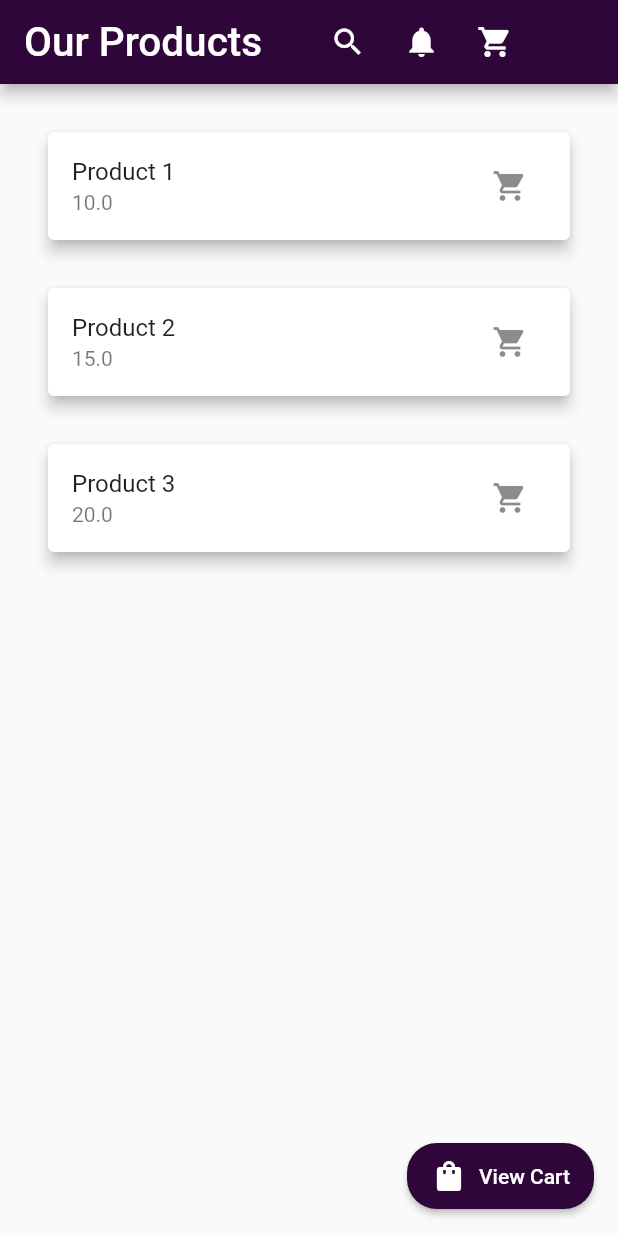
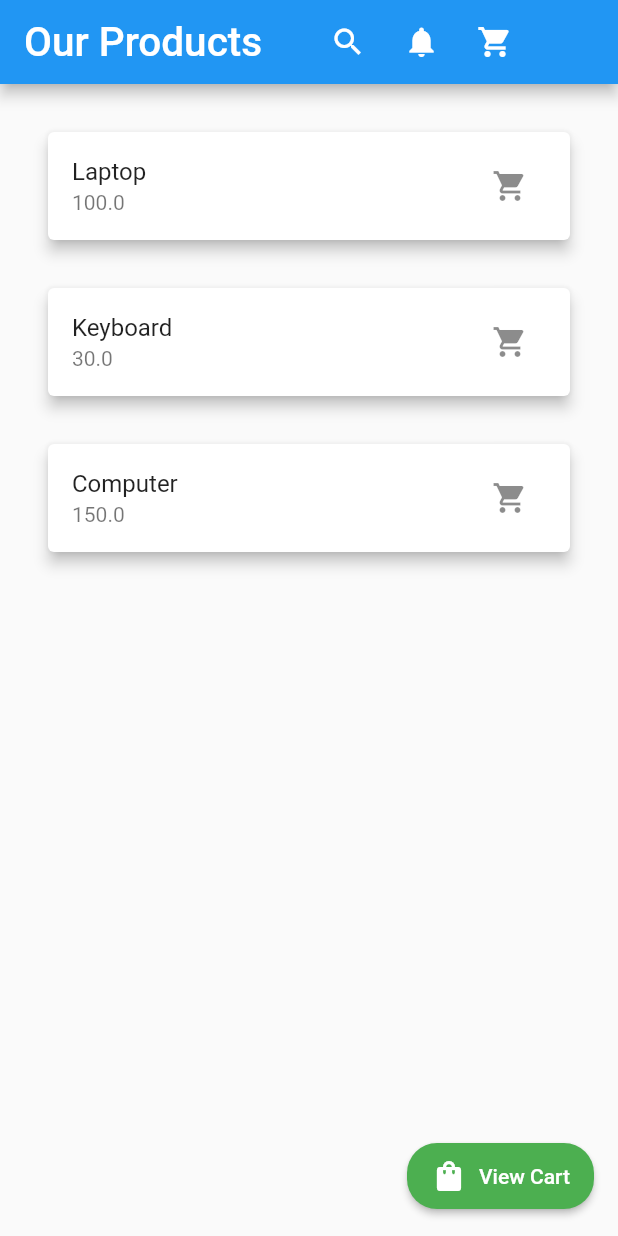
Before and after one commit to PawangRai/MAD_Lab_Task, a Flutter app: the screen it shows after launch, on a phone screen of 412 x 824 dp. Run offline on Flutter 3.47's test engine with Material 2 defaults, Android fonts, the phone set to English and light mode, and no system bars; our stand-ins replace sqflite; accounts and stored records are empty.

Commit message:
added code

```diff
--- a/Shopping_Cart_App/flutter_application_1/lib/cart.dart
+++ b/Shopping_Cart_App/flutter_application_1/lib/cart.dart
@@ -1,10 +1,6 @@
 import 'package:flutter/material.dart';
 import 'package:provider/provider.dart';
 import 'package:shopping_cart/provider.dart';
-
-class CustomColors {
-  static const Color myCustomColor = Color.fromARGB(255, 46, 6, 58);
-}
 
 class Cart extends StatelessWidget {
   const Cart({super.key});
@@ -22,7 +18,7 @@ class Cart extends StatelessWidget {
             fontSize: 27,
           ),
         ),
-        backgroundColor: CustomColors.myCustomColor,
+        backgroundColor: Colors.blue,
         actions: const [
           Icon(Icons.search),
           SizedBox(width: 25),
--- a/Shopping_Cart_App/flutter_application_1/lib/home.dart
+++ b/Shopping_Cart_App/flutter_application_1/lib/home.dart
@@ -8,10 +8,6 @@ class MyHomePage extends StatefulWidget {
 
   @override
   State<MyHomePage> createState() => _MyHomePageState();
-}
-
-class CustomColors {
-  static const Color myCustomColor = Color.fromARGB(255, 46, 6, 58);
 }
 
 class _MyHomePageState extends State<MyHomePage> {
@@ -29,7 +25,7 @@ class _MyHomePageState extends State<MyHomePage> {
             fontSize: 27,
           ),
         ),
-        backgroundColor: CustomColors.myCustomColor,
+        backgroundColor: Colors.blue,
         actions: const [
           Icon(Icons.search),
           SizedBox(width: 25),
@@ -85,7 +81,7 @@ class _MyHomePageState extends State<MyHomePage> {
                   label:
                       const Text('View Cart', style: TextStyle(fontSize: 14)),
                   style: ElevatedButton.styleFrom(
-                    backgroundColor: CustomColors.myCustomColor,
+                    backgroundColor: Colors.green,
                     shape: RoundedRectangleBorder(
                       borderRadius: BorderRadius.circular(20),
                     ),
--- a/Shopping_Cart_App/flutter_application_1/lib/main.dart
+++ b/Shopping_Cart_App/flutter_application_1/lib/main.dart
@@ -13,6 +13,6 @@ class MyApp extends StatelessWidget {
 
   @override
   Widget build(BuildContext context) {
-    return MaterialApp(title: 'Shopping Cart App', home: MyHomePage());
+    return const MaterialApp(title: 'Shopping Cart App', home: MyHomePage());
   }
 }
--- a/Shopping_Cart_App/flutter_application_1/lib/provider.dart
+++ b/Shopping_Cart_App/flutter_application_1/lib/provider.dart
@@ -6,9 +6,9 @@ class CartProvider extends ChangeNotifier {
   List<Product> get cartlist => cartItems;
 
   final List<Product> items = [
-    Product(id: 1, name: 'Product 1', price: 10.0, quantity: 2),
-    Product(id: 2, name: 'Product 2', price: 15.0, quantity: 2),
-    Product(id: 2, name: 'Product 3', price: 20.0, quantity: 2),
+    Product(id: 1, name: 'Laptop', price: 100.0, quantity: 2),
+    Product(id: 2, name: 'Keyboard', price: 30.0, quantity: 2),
+    Product(id: 2, name: 'Computer', price: 150.0, quantity: 2),
   ];
 
   List<Product> get itemslist => items;
```
